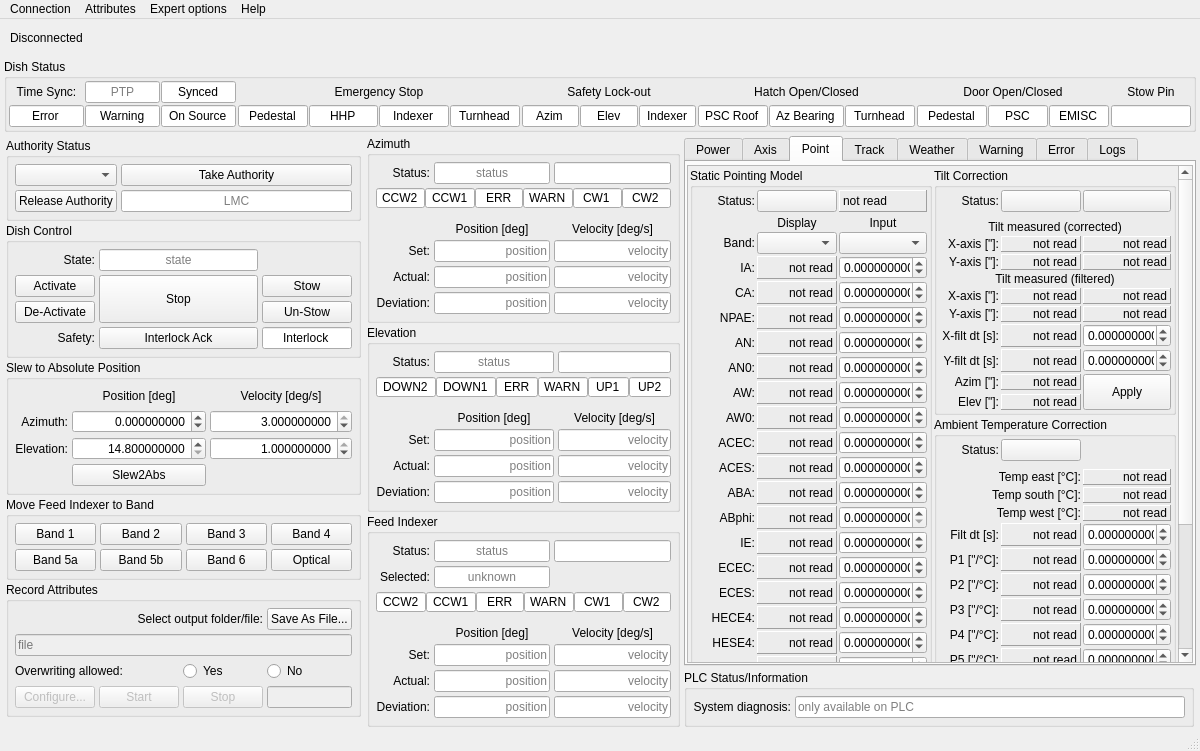
Before: the Qt Designer form src/ska_mid_disq/ui_resources/main_window.ui in ska-telescope/ska-mid-dish-qualification, drawn with Qt 5.
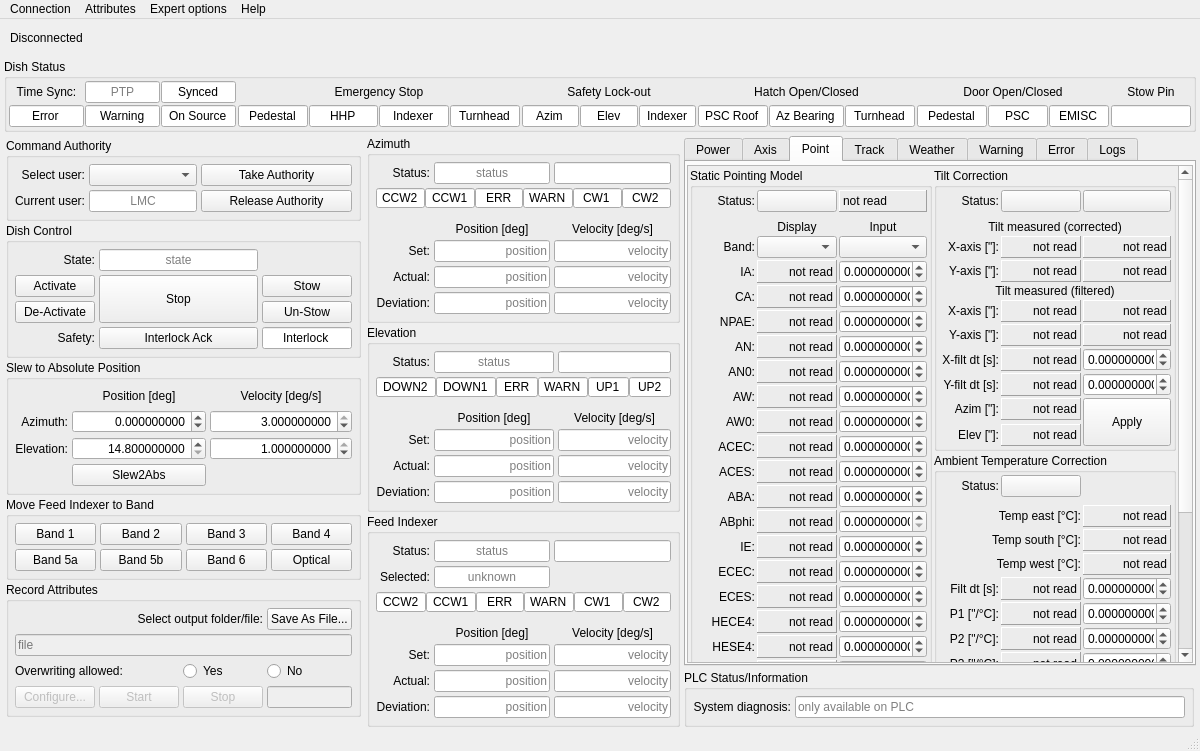
After: the same form once the commit is applied. The open tabs and pages were chosen to show the change. Custom widgets are drawn as their Qt base class.

Commit message: REL-1885: Tweak UI of authority box and point tab

```diff
--- a/src/ska_mid_disq/ui_resources/main_window.ui
+++ b/src/ska_mid_disq/ui_resources/main_window.ui
@@ -2310,6 +2310,14 @@
            <bool>true</bool>
           </property>
           <widget class="QWidget" name="scrollAreaWidgetContents">
+           <property name="geometry">
+            <rect>
+             <x>0</x>
+             <y>0</y>
+             <width>574</width>
+             <height>743</height>
+            </rect>
+           </property>
            <property name="minimumSize">
             <size>
              <width>400</width>
@@ -2940,6 +2948,12 @@
                  </item>
                  <item row="24" column="2">
                   <widget class="QLabel" name="opcua_StaticPmCorrVal_Az">
+                   <property name="minimumSize">
+                    <size>
+                     <width>0</width>
+                     <height>22</height>
+                    </size>
+                   </property>
                    <property name="frameShape">
                     <enum>QFrame::Shape::Panel</enum>
                    </property>
@@ -3194,18 +3208,6 @@
                  </item>
                  <item row="25" column="2">
                   <widget class="QPushButton" name="button_static_point_model_apply">
-                   <property name="sizePolicy">
-                    <sizepolicy hsizetype="Minimum" vsizetype="MinimumExpanding">
-                     <horstretch>0</horstretch>
-                     <verstretch>0</verstretch>
-                    </sizepolicy>
-                   </property>
-                   <property name="minimumSize">
-                    <size>
-                     <width>0</width>
-                     <height>22</height>
-                    </size>
-                   </property>
                    <property name="toolTip">
                     <string>Apply the input static pointing parameters for the selected band (write it to the DSC).&lt;br&gt;Also updates the band for correction if it is not already set to the selected band.</string>
                    </property>
@@ -3463,18 +3465,6 @@
                  </item>
                  <item row="25" column="1">
                   <widget class="QPushButton" name="button_static_point_model_export">
-                   <property name="sizePolicy">
-                    <sizepolicy hsizetype="Minimum" vsizetype="MinimumExpanding">
-                     <horstretch>0</horstretch>
-                     <verstretch>0</verstretch>
-                    </sizepolicy>
-                   </property>
-                   <property name="minimumSize">
-                    <size>
-                     <width>0</width>
-                     <height>22</height>
-                    </size>
-                   </property>
                    <property name="toolTip">
                     <string>Export the currently displayed band's static pointing model to a validated JSON file.</string>
                    </property>
@@ -3689,12 +3679,12 @@
                     <enum>Qt::Orientation::Vertical</enum>
                    </property>
                    <property name="sizeType">
-                    <enum>QSizePolicy::Policy::MinimumExpanding</enum>
+                    <enum>QSizePolicy::Policy::Fixed</enum>
                    </property>
                    <property name="sizeHint" stdset="0">
                     <size>
                      <width>20</width>
-                     <height>2</height>
+                     <height>6</height>
                     </size>
                    </property>
                   </spacer>
@@ -3759,12 +3749,6 @@
                  </item>
                  <item row="0" column="1">
                   <widget class="QLabel" name="opcua_offset_elev">
-                   <property name="sizePolicy">
-                    <sizepolicy hsizetype="MinimumExpanding" vsizetype="Fixed">
-                     <horstretch>0</horstretch>
-                     <verstretch>0</verstretch>
-                    </sizepolicy>
-                   </property>
                    <property name="minimumSize">
                     <size>
                      <width>80</width>
@@ -3790,12 +3774,6 @@
                  </item>
                  <item row="1" column="1">
                   <widget class="QLabel" name="opcua_offset_xelev">
-                   <property name="sizePolicy">
-                    <sizepolicy hsizetype="Preferred" vsizetype="Fixed">
-                     <horstretch>0</horstretch>
-                     <verstretch>0</verstretch>
-                    </sizepolicy>
-                   </property>
                    <property name="frameShape">
                     <enum>QFrame::Shape::Panel</enum>
                    </property>
@@ -3831,18 +3809,6 @@
                  </item>
                  <item row="1" column="2">
                   <widget class="LimitedDisplaySpinBox" name="spinbox_offset_xelev">
-                   <property name="sizePolicy">
-                    <sizepolicy hsizetype="Minimum" vsizetype="MinimumExpanding">
-                     <horstretch>0</horstretch>
-                     <verstretch>0</verstretch>
-                    </sizepolicy>
-                   </property>
-                   <property name="minimumSize">
-                    <size>
-                     <width>0</width>
-                     <height>16</height>
-                    </size>
-                   </property>
                    <property name="alignment">
                     <set>Qt::AlignmentFlag::AlignRight|Qt::AlignmentFlag::AlignTrailing|Qt::AlignmentFlag::AlignVCenter</set>
                    </property>
@@ -3865,18 +3831,6 @@
                  </item>
                  <item row="0" column="2">
                   <widget class="LimitedDisplaySpinBox" name="spinbox_offset_elev">
-                   <property name="sizePolicy">
-                    <sizepolicy hsizetype="Minimum" vsizetype="MinimumExpanding">
-                     <horstretch>0</horstretch>
-                     <verstretch>0</verstretch>
-                    </sizepolicy>
-                   </property>
-                   <property name="minimumSize">
-                    <size>
-                     <width>0</width>
-                     <height>16</height>
-                    </size>
-                   </property>
                    <property name="alignment">
                     <set>Qt::AlignmentFlag::AlignRight|Qt::AlignmentFlag::AlignTrailing|Qt::AlignmentFlag::AlignVCenter</set>
                    </property>
@@ -3899,18 +3853,6 @@
                  </item>
                  <item row="2" column="2">
                   <widget class="QPushButton" name="button_static_offset_apply">
-                   <property name="sizePolicy">
-                    <sizepolicy hsizetype="Minimum" vsizetype="MinimumExpanding">
-                     <horstretch>0</horstretch>
-                     <verstretch>0</verstretch>
-                    </sizepolicy>
-                   </property>
-                   <property name="minimumSize">
-                    <size>
-                     <width>0</width>
-                     <height>22</height>
-                    </size>
-                   </property>
                    <property name="toolTip">
                     <string>Apply the input static pointing offsets (write it to the DSC).</string>
                    </property>
@@ -4013,7 +3955,7 @@
                     <enum>Qt::Orientation::Vertical</enum>
                    </property>
                    <property name="sizeType">
-                    <enum>QSizePolicy::Policy::MinimumExpanding</enum>
+                    <enum>QSizePolicy::Policy::Fixed</enum>
                    </property>
                    <property name="sizeHint" stdset="0">
                     <size>
@@ -4025,6 +3967,12 @@
                  </item>
                  <item row="8" column="1">
                   <widget class="QLabel" name="opcua_TiltXFilt_One">
+                   <property name="minimumSize">
+                    <size>
+                     <width>0</width>
+                     <height>22</height>
+                    </size>
+                   </property>
                    <property name="frameShape">
                     <enum>QFrame::Shape::Panel</enum>
                    </property>
@@ -4063,6 +4011,12 @@
                  </item>
                  <item row="5" column="1">
                   <widget class="QLabel" name="opcua_TiltYArcsec_One">
+                   <property name="minimumSize">
+                    <size>
+                     <width>0</width>
+                     <height>22</height>
+                    </size>
+                   </property>
                    <property name="frameShape">
                     <enum>QFrame::Shape::Panel</enum>
                    </property>
@@ -4082,6 +4036,12 @@
                  </item>
                  <item row="14" column="1">
                   <widget class="QLabel" name="opcua_TiltCorrVal_Az">
+                   <property name="minimumSize">
+                    <size>
+                     <width>0</width>
+                     <height>22</height>
+                    </size>
+                   </property>
                    <property name="frameShape">
                     <enum>QFrame::Shape::Panel</enum>
                    </property>
@@ -4141,6 +4101,12 @@
                  </item>
                  <item row="4" column="1">
                   <widget class="QLabel" name="opcua_TiltXArcsec_One">
+                   <property name="minimumSize">
+                    <size>
+                     <width>0</width>
+                     <height>22</height>
+                    </size>
+                   </property>
                    <property name="frameShape">
                     <enum>QFrame::Shape::Panel</enum>
                    </property>
@@ -4227,6 +4193,12 @@
                  </item>
                  <item row="9" column="1">
                   <widget class="QLabel" name="opcua_TiltYFilt_One">
+                   <property name="minimumSize">
+                    <size>
+                     <width>0</width>
+                     <height>22</height>
+                    </size>
+                   </property>
                    <property name="frameShape">
                     <enum>QFrame::Shape::Panel</enum>
                    </property>
@@ -4256,6 +4228,12 @@
                  </item>
                  <item row="12" column="1">
                   <widget class="QLabel" name="opcua_TiltCorrVal_El">
+                   <property name="minimumSize">
+                    <size>
+                     <width>0</width>
+                     <height>22</height>
+                    </size>
+                   </property>
                    <property name="frameShape">
                     <enum>QFrame::Shape::Panel</enum>
                    </property>
@@ -4371,12 +4349,6 @@
                      <verstretch>0</verstretch>
                     </sizepolicy>
                    </property>
-                   <property name="minimumSize">
-                    <size>
-                     <width>0</width>
-                     <height>16</height>
-                    </size>
-                   </property>
                    <property name="alignment">
                     <set>Qt::AlignmentFlag::AlignRight|Qt::AlignmentFlag::AlignTrailing|Qt::AlignmentFlag::AlignVCenter</set>
                    </property>
@@ -4408,12 +4380,6 @@
                      <verstretch>0</verstretch>
                     </sizepolicy>
                    </property>
-                   <property name="minimumSize">
-                    <size>
-                     <width>0</width>
-                     <height>16</height>
-                    </size>
-                   </property>
                    <property name="alignment">
                     <set>Qt::AlignmentFlag::AlignRight|Qt::AlignmentFlag::AlignTrailing|Qt::AlignmentFlag::AlignVCenter</set>
                    </property>
@@ -4820,6 +4786,12 @@
                  </item>
                  <item row="2" column="2">
                   <widget class="QLabel" name="opcua_ActAmbTemp_East">
+                   <property name="minimumSize">
+                    <size>
+                     <width>0</width>
+                     <height>22</height>
+                    </size>
+                   </property>
                    <property name="frameShape">
                     <enum>QFrame::Shape::Panel</enum>
                    </property>
@@ -4877,6 +4849,12 @@
                  </item>
                  <item row="17" column="1">
                   <widget class="QLabel" name="opcua_AmbTempCorrVal_Az">
+                   <property name="minimumSize">
+                    <size>
+                     <width>0</width>
+                     <height>22</height>
+                    </size>
+                   </property>
                    <property name="frameShape">
                     <enum>QFrame::Shape::Panel</enum>
                    </property>
@@ -5010,6 +4988,12 @@
                  </item>
                  <item row="3" column="2">
                   <widget class="QLabel" name="opcua_ActAmbTemp_South">
+                   <property name="minimumSize">
+                    <size>
+                     <width>0</width>
+                     <height>22</height>
+                    </size>
+                   </property>
                    <property name="frameShape">
                     <enum>QFrame::Shape::Panel</enum>
                    </property>
@@ -5029,6 +5013,12 @@
                  </item>
                  <item row="18" column="1">
                   <widget class="QLabel" name="opcua_AmbTempCorrVal_El">
+                   <property name="minimumSize">
+                    <size>
+                     <width>0</width>
+                     <height>22</height>
+                    </size>
+                   </property>
                    <property name="frameShape">
                     <enum>QFrame::Shape::Panel</enum>
                    </property>
@@ -5058,6 +5048,12 @@
                  </item>
                  <item row="5" column="2">
                   <widget class="QLabel" name="opcua_ActAmbTemp_West">
+                   <property name="minimumSize">
+                    <size>
+                     <width>0</width>
+                     <height>22</height>
+                    </size>
+                   </property>
                    <property name="frameShape">
                     <enum>QFrame::Shape::Panel</enum>
                    </property>
@@ -5103,7 +5099,7 @@
                     <enum>Qt::Orientation::Vertical</enum>
                    </property>
                    <property name="sizeType">
-                    <enum>QSizePolicy::Policy::MinimumExpanding</enum>
+                    <enum>QSizePolicy::Policy::Fixed</enum>
                    </property>
                    <property name="sizeHint" stdset="0">
                     <size>
@@ -9663,7 +9659,7 @@
          </size>
         </property>
         <property name="title">
-         <string>Authority Status</string>
+         <string>Command Authority</string>
         </property>
         <layout class="QGridLayout" name="gridLayout_6">
          <property name="leftMargin">
@@ -9681,15 +9677,14 @@
          <property name="spacing">
           <number>4</number>
          </property>
-         <item row="0" column="0">
-          <widget class="QComboBox" name="combobox_authority">
-           <property name="opcua_type" stdset="0">
-            <string>DscCmdAuthorityType</string>
-           </property>
-          </widget>
-         </item>
-         <item row="0" column="1">
+         <item row="0" column="3">
           <widget class="QPushButton" name="button_take_auth">
+           <property name="sizePolicy">
+            <sizepolicy hsizetype="Expanding" vsizetype="Fixed">
+             <horstretch>0</horstretch>
+             <verstretch>0</verstretch>
+            </sizepolicy>
+           </property>
            <property name="text">
             <string>Take Authority</string>
            </property>
@@ -9698,8 +9693,47 @@
            </property>
           </widget>
          </item>
+         <item row="0" column="2">
+          <widget class="QComboBox" name="combobox_authority">
+           <property name="sizePolicy">
+            <sizepolicy hsizetype="Minimum" vsizetype="Fixed">
+             <horstretch>0</horstretch>
+             <verstretch>0</verstretch>
+            </sizepolicy>
+           </property>
+           <property name="opcua_type" stdset="0">
+            <string>DscCmdAuthorityType</string>
+           </property>
+          </widget>
+         </item>
          <item row="1" column="0">
+          <widget class="QLabel" name="label_141">
+           <property name="text">
+            <string>Current user:</string>
+           </property>
+           <property name="alignment">
+            <set>Qt::AlignmentFlag::AlignRight|Qt::AlignmentFlag::AlignTrailing|Qt::AlignmentFlag::AlignVCenter</set>
+           </property>
+          </widget>
+         </item>
+         <item row="0" column="0">
+          <widget class="QLabel" name="label_140">
+           <property name="text">
+            <string>Select user:</string>
+           </property>
+           <property name="alignment">
+            <set>Qt::AlignmentFlag::AlignRight|Qt::AlignmentFlag::AlignTrailing|Qt::AlignmentFlag::AlignVCenter</set>
+           </property>
+          </widget>
+         </item>
+         <item row="1" column="3">
           <widget class="QPushButton" name="button_release_auth">
+           <property name="sizePolicy">
+            <sizepolicy hsizetype="Expanding" vsizetype="Fixed">
+             <horstretch>0</horstretch>
+             <verstretch>0</verstretch>
+            </sizepolicy>
+           </property>
            <property name="text">
             <string>Release Authority</string>
            </property>
@@ -9708,8 +9742,14 @@
            </property>
           </widget>
          </item>
-         <item row="1" column="1">
+         <item row="1" column="2">
           <widget class="QLineEdit" name="opcua_cmd_authority">
+           <property name="sizePolicy">
+            <sizepolicy hsizetype="Minimum" vsizetype="Fixed">
+             <horstretch>0</horstretch>
+             <verstretch>0</verstretch>
+            </sizepolicy>
+           </property>
            <property name="focusPolicy">
             <enum>Qt::FocusPolicy::NoFocus</enum>
            </property>
```
Left out of the diff: 6 changed lines with no effect on the pictures.
